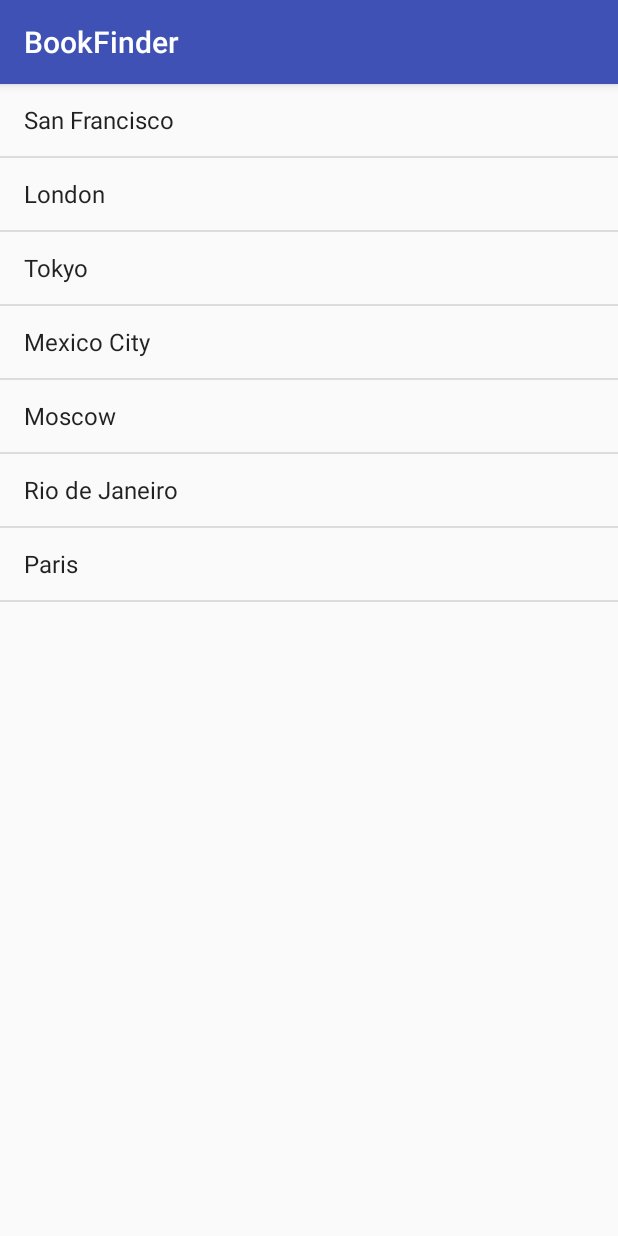
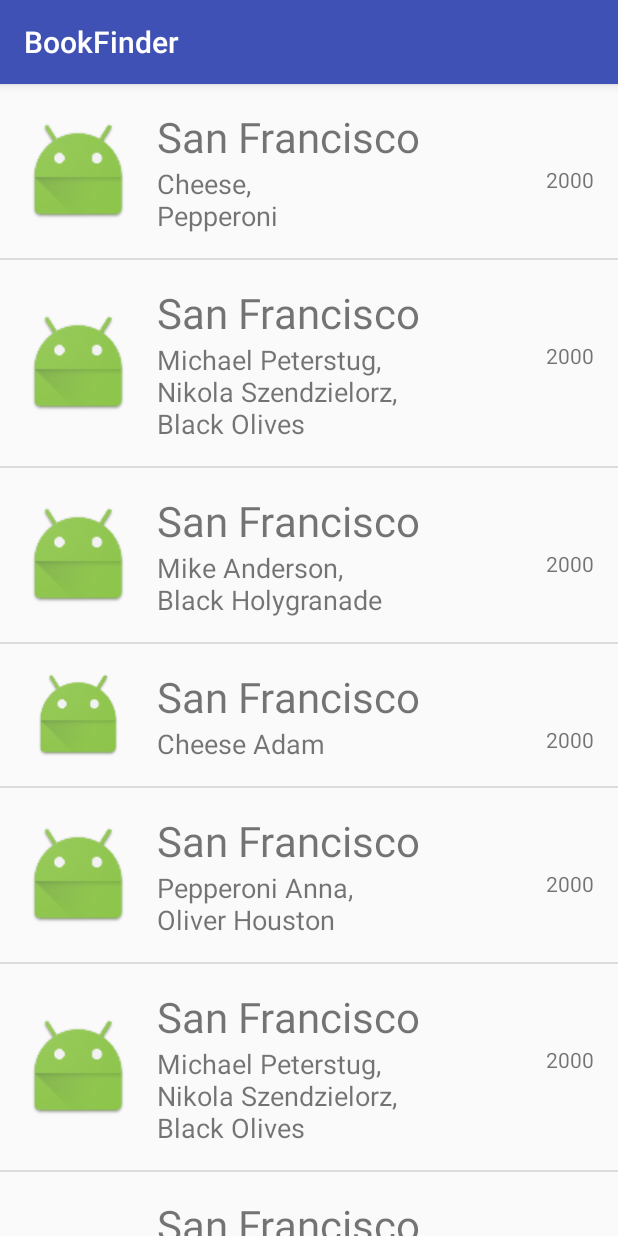
Before and after one commit to NikiSzen/BookFinder, an Android app: the screen it shows after launch (BookActivity), on a phone screen of 412 x 824 dp. Run offline under Robolectric (Android 15) with nearby library versions, the phone set to English and light mode, and no system bars.

Commit message:
Create layout and custom Array Adapter - view recycling

```diff
--- /dev/null
+++ b/app/src/main/java/com/szendzielorz/nikola/bookfinder/Book.java
@@ -0,0 +1,37 @@
+package com.szendzielorz.nikola.bookfinder;
+
+import android.text.TextUtils;
+
+
+/**
+ * Created by Nicole on 24.10.2017.
+ */
+
+public class Book {
+
+    //private String mImageURL;
+    private String mTitle;
+    private String[] mAuthors;
+    private String mDate;
+
+    public Book(String title, String[] authors,String date) //String imageURL,
+    {
+        //mImageURL = imageURL;
+        mTitle = title;
+        mAuthors = authors;
+        mDate = date;
+    }
+
+    //public String getImageURL(){return mImageURL;}
+    public String getTitle(){return mTitle;}
+    public String getAutors(){
+        String result = TextUtils.join(",\n", mAuthors);
+
+        return result;
+    }
+    public String getYear(){
+        String str[] = mDate.split("-");
+        return str[0];
+    }
+
+}
--- a/app/src/main/java/com/szendzielorz/nikola/bookfinder/BookActivity.java
+++ b/app/src/main/java/com/szendzielorz/nikola/bookfinder/BookActivity.java
@@ -9,31 +9,39 @@ import java.util.ArrayList;
 
 public class BookActivity extends AppCompatActivity {
 
+    //Fake authors for test
+    private String[] authors0 = {"Cheese", "Pepperoni"};
+    private String[] authors1 = {"Michael Peterstug", "Nikola Szendzielorz", "Black Olives"};
+    private String[] authors2 = {"Mike Anderson", "Black Holygranade"};
+    private String[] authors3 = {"Cheese Adam"};
+    private String[] authors4 = {"Pepperoni Anna", "Oliver Houston"};
+    private String[] authors5 = {"Cheese", "Pepperoni", "Black Olives","Anna Kowalska"};
+
     @Override
     protected void onCreate(Bundle savedInstanceState) {
         super.onCreate(savedInstanceState);
         setContentView(R.layout.activity_book);
 
+
         // Create a fake list of books.
-        ArrayList<String> books = new ArrayList<>();
-        books.add("San Francisco");
-        books.add("London");
-        books.add("Tokyo");
-        books.add("Mexico City");
-        books.add("Moscow");
-        books.add("Rio de Janeiro");
-        books.add("Paris");
+        ArrayList<Book> books = new ArrayList<>();
+        books.add(new Book("San Francisco",authors0,"2000-12-05"));
+        books.add(new Book("San Francisco",authors1,"2000-12-05"));
+        books.add(new Book("San Francisco",authors2,"2000-12-05"));
+        books.add(new Book("San Francisco",authors3,"2000-12-05"));
+        books.add(new Book("San Francisco",authors4,"2000-12-05"));
+        books.add(new Book("San Francisco",authors1,"2000-12-05"));
+        books.add(new Book("San Francisco",authors5,"2000-12-05"));
 
         // Find a reference to the {@link ListView} in the layout
         ListView booksListView = (ListView) findViewById(R.id.list);
 
-        // Create a new {@link ArrayAdapter} of earthquakes
-        ArrayAdapter<String> adapter = new ArrayAdapter<String>(
-                this, android.R.layout.simple_list_item_1, books);
+        // Create a new {@link ArrayAdapter} of books
+        BookArrayAdapter bookAdapter = new BookArrayAdapter(this, books);
 
         // Set the adapter on the {@link ListView}
         // so the list can be populated in the user interface
-        booksListView.setAdapter(adapter);
+        booksListView.setAdapter(bookAdapter);
 
     }
 }
--- /dev/null
+++ b/app/src/main/java/com/szendzielorz/nikola/bookfinder/BookArrayAdapter.java
@@ -0,0 +1,69 @@
+package com.szendzielorz.nikola.bookfinder;
+
+import android.app.Activity;
+import android.content.Context;
+import android.support.annotation.LayoutRes;
+import android.support.annotation.NonNull;
+import android.view.LayoutInflater;
+import android.view.View;
+import android.view.ViewGroup;
+import android.widget.ArrayAdapter;
+import android.widget.ImageView;
+import android.widget.TextView;
+
+import java.util.ArrayList;
+
+/**
+ * Created by Nicole on 24.10.2017.
+ */
+
+public class BookArrayAdapter extends ArrayAdapter<Book> {
+
+
+    public BookArrayAdapter(Activity context, ArrayList<Book> books) {
+        super(context,0, books);
+    }
+
+
+    /**
+     * Provides a view for an AdapterView (ListView, GridView, etc.)
+     *
+     * @param position The position in the list of data that should be displayed in the
+     *                 list item view.
+     * @param convertView The recycled view to populate.
+     * @param parent The parent ViewGroup that is used for inflation.
+     * @return The View for the position in the AdapterView.
+     */
+    @Override
+    public View getView(int position, View convertView, ViewGroup parent) {
+        // Check if the existing view is being reused, otherwise inflate the view RECYCLING :)
+        View listItemView = convertView;
+        if (listItemView == null) {
+            listItemView = LayoutInflater.from(getContext()).inflate(
+                    R.layout.list_item, parent, false);
+        }
+
+        // Get the {@link AndroidFlavor} object located at this position in the list
+        final Book currentBook = getItem(position);
+
+        //ImageView imageView = (ImageView) listItemView.findViewById(R.id.bookImageView);
+        //imageView.setImageDrawable() //(currentBook.getImageURL());
+
+        TextView titleTextView = (TextView) listItemView.findViewById(R.id.titleTextView);
+        titleTextView.setText(currentBook.getTitle());
+
+        TextView authorsTextView = (TextView) listItemView.findViewById(R.id.authorsTextView);
+        authorsTextView.setText(currentBook.getAutors());
+
+        TextView yearTextView = (TextView) listItemView.findViewById(R.id.yearTextView);
+        yearTextView.setText(currentBook.getYear());
+
+
+        //TextView magTextView = (TextView) listItemView.findViewById(R.id.magnitude_textView);
+        //DecimalFormat formatter = new DecimalFormat("0.0");
+        //String output = formatter.format(currentEarthquake.getMagnitude());
+        //magTextView.setText(output);
+
+        return listItemView;
+    }
+}
--- /dev/null
+++ b/app/src/main/res/layout/list_item.xml
@@ -0,0 +1,61 @@
+<?xml version="1.0" encoding="utf-8"?>
+<LinearLayout xmlns:android="http://schemas.android.com/apk/res/android"
+    xmlns:tools="http://schemas.android.com/tools"
+    android:orientation="vertical"
+    android:layout_width="match_parent"
+    android:layout_height="match_parent">
+    <LinearLayout
+        android:layout_width="match_parent"
+        android:layout_height="match_parent"
+        android:gravity="center_horizontal"
+        android:orientation="horizontal"
+        android:padding="16dp"
+        tools:ignore="UselessParent">
+        <ImageView
+            android:id="@+id/bookImageView"
+            android:layout_width="0dp"
+            android:layout_height="match_parent"
+            android:layout_weight="1"
+            android:layout_gravity="center"
+            android:src="@mipmap/ic_launcher"/>
+        <LinearLayout
+            android:layout_width="0dp"
+            android:layout_height="match_parent"
+            android:layout_gravity="center_vertical"
+            android:layout_marginStart="16dp"
+            android:orientation="vertical"
+            android:layout_weight="4">
+            <TextView
+                android:id="@+id/titleTextView"
+                android:layout_width="match_parent"
+                android:layout_height="wrap_content"
+                android:textSize="28sp"
+                android:maxLines="1"
+                android:text="My title"/>
+            <LinearLayout
+                android:layout_width="match_parent"
+                android:layout_height="match_parent"
+                android:orientation="horizontal">
+
+                <TextView
+                    android:id="@+id/authorsTextView"
+                    android:layout_width="wrap_content"
+                    android:layout_height="wrap_content"
+                    android:textSize="18sp"
+                    android:maxLines="4"
+                    android:text="Autor Autor1"/>
+                <TextView
+                    android:id="@+id/yearTextView"
+                    android:layout_width="match_parent"
+                    android:layout_height="match_parent"
+                    android:textSize="14sp"
+                    android:maxLines="2"
+                    android:gravity="end"
+                    android:text="1995"/>
+
+
+            </LinearLayout>
+
+        </LinearLayout>
+    </LinearLayout>
+</LinearLayout>
```
